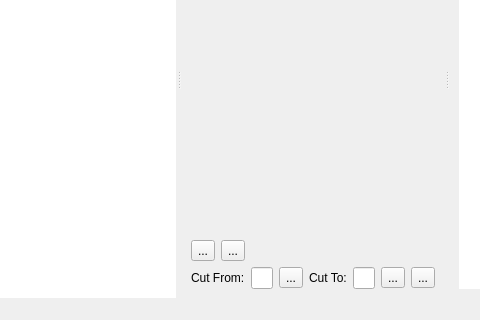
Qt form dieschere/main.ui (ralsina/24-hour-apps) before a commit; both pictures show x 0 to 480 and y 188 to 508 of the 645 by 508 pixel window.
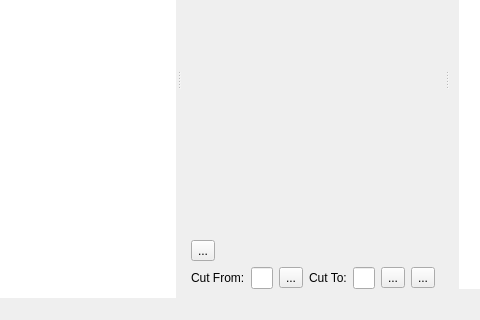
The same form after that commit. Icons and pictures are not drawn. Custom widgets are drawn as their Qt base class.

Commit message: The stop button was useless

Diff of the .ui file:
```diff
--- a/dieschere/main.ui
+++ b/dieschere/main.ui
@@ -50,17 +50,6 @@
         </property>
        </widget>
       </item>
-      <item>
-       <widget class="QToolButton" name="stop">
-        <property name="text">
-         <string>...</string>
-        </property>
-        <property name="icon">
-         <iconset resource="icons.qrc">
-          <normaloff>:/icons/player_stop.svg</normaloff>:/icons/player_stop.svg</iconset>
-        </property>
-       </widget>
-      </item>
       <item>
        <widget class="Phonon::VolumeSlider" name="volslider"/>
       </item>
```
Left out of the diff: 13 changed lines with no effect on the pictures. The commit also changes 3 other files.
